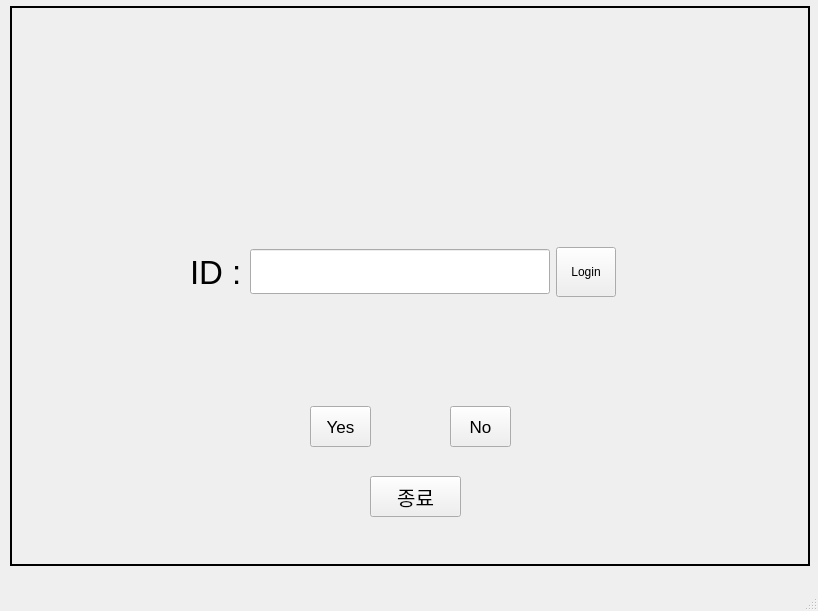
The window that MiniProject1/mainwindow.ui (Kim-Ye-Sung/MiniProject_RunningMachine) describes before a commit, drawn with Qt 5.
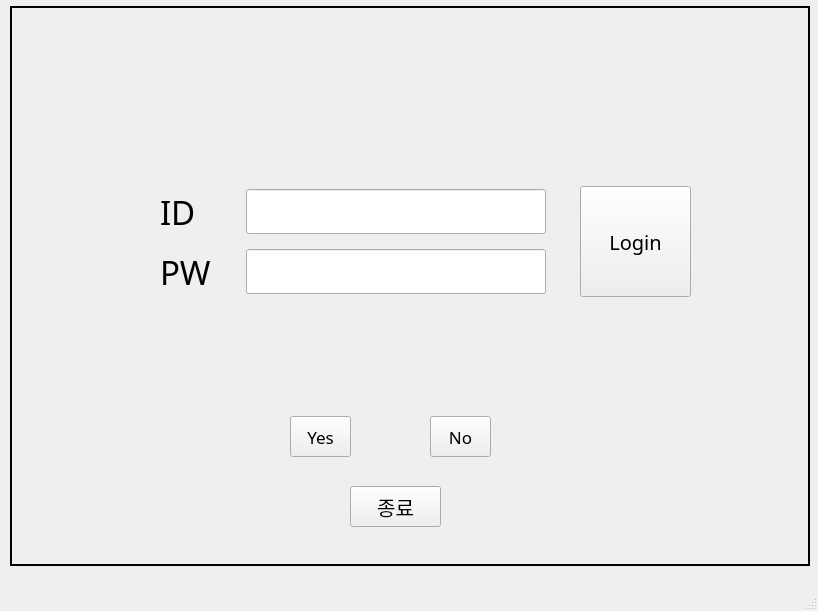
The same window after the commit. The open tabs and pages were chosen to show the change.

What changed in the file:
```diff
--- a/MiniProject1/mainwindow.ui
+++ b/MiniProject1/mainwindow.ui
@@ -54,8 +54,8 @@
       <widget class="QWidget" name="layoutWidget">
        <property name="geometry">
         <rect>
-         <x>180</x>
-         <y>240</y>
+         <x>130</x>
+         <y>180</y>
          <width>426</width>
          <height>52</height>
         </rect>
@@ -77,11 +77,12 @@
           </property>
           <property name="font">
            <font>
+            <family>한컴 울주 반구대 암각화체</family>
             <pointsize>25</pointsize>
            </font>
           </property>
           <property name="text">
-           <string>ID :</string>
+           <string>ID   :</string>
           </property>
          </widget>
         </item>
@@ -109,38 +110,20 @@
           </property>
          </widget>
         </item>
-        <item>
-         <widget class="QPushButton" name="LoginButton">
-          <property name="minimumSize">
-           <size>
-            <width>0</width>
-            <height>50</height>
-           </size>
-          </property>
-          <property name="maximumSize">
-           <size>
-            <width>60</width>
-            <height>16777215</height>
-           </size>
-          </property>
-          <property name="text">
-           <string>Login</string>
-          </property>
-         </widget>
-        </item>
        </layout>
       </widget>
       <widget class="QPushButton" name="ExitButton_LoginUI">
        <property name="geometry">
         <rect>
-         <x>360</x>
-         <y>470</y>
+         <x>340</x>
+         <y>480</y>
          <width>91</width>
          <height>41</height>
         </rect>
        </property>
        <property name="font">
         <font>
+         <family>휴먼편지체</family>
          <pointsize>15</pointsize>
         </font>
        </property>
@@ -151,14 +134,15 @@
       <widget class="QPushButton" name="LoginNoButton">
        <property name="geometry">
         <rect>
-         <x>440</x>
-         <y>400</y>
+         <x>420</x>
+         <y>410</y>
          <width>61</width>
          <height>41</height>
         </rect>
        </property>
        <property name="font">
         <font>
+         <family>휴먼편지체</family>
          <pointsize>13</pointsize>
         </font>
        </property>
@@ -169,14 +153,15 @@
       <widget class="QPushButton" name="LoginYesButton">
        <property name="geometry">
         <rect>
-         <x>300</x>
-         <y>400</y>
+         <x>280</x>
+         <y>410</y>
          <width>61</width>
          <height>41</height>
         </rect>
        </property>
        <property name="font">
         <font>
+         <family>휴먼편지체</family>
          <pointsize>13</pointsize>
         </font>
        </property>
@@ -187,15 +172,15 @@
       <widget class="QLabel" name="WarningLabel">
        <property name="geometry">
         <rect>
-         <x>240</x>
-         <y>100</y>
-         <width>311</width>
+         <x>60</x>
+         <y>40</y>
+         <width>681</width>
          <height>131</height>
         </rect>
        </property>
        <property name="font">
         <font>
-         <pointsize>25</pointsize>
+         <pointsize>22</pointsize>
         </font>
        </property>
        <property name="styleSheet">
@@ -212,7 +197,7 @@
        <property name="geometry">
         <rect>
          <x>100</x>
-         <y>300</y>
+         <y>310</y>
          <width>611</width>
          <height>101</height>
         </rect>
@@ -229,6 +214,98 @@
         <set>Qt::AlignmentFlag::AlignCenter</set>
        </property>
       </widget>
+      <widget class="QWidget" name="layoutWidget_2">
+       <property name="geometry">
+        <rect>
+         <x>130</x>
+         <y>240</y>
+         <width>426</width>
+         <height>52</height>
+        </rect>
+       </property>
+       <layout class="QHBoxLayout" name="horizontalLayout_4">
+        <item>
+         <widget class="QLabel" name="LoginLabel_2">
+          <property name="minimumSize">
+           <size>
+            <width>0</width>
+            <height>50</height>
+           </size>
+          </property>
+          <property name="maximumSize">
+           <size>
+            <width>60</width>
+            <height>16777215</height>
+           </size>
+          </property>
+          <property name="font">
+           <font>
+            <family>한컴 울주 반구대 암각화체</family>
+            <pointsize>25</pointsize>
+           </font>
+          </property>
+          <property name="text">
+           <string>PW :</string>
+          </property>
+         </widget>
+        </item>
+        <item>
+         <widget class="QLineEdit" name="PWLineEditor">
+          <property name="minimumSize">
+           <size>
+            <width>300</width>
+            <height>0</height>
+           </size>
+          </property>
+          <property name="maximumSize">
+           <size>
+            <width>300</width>
+            <height>16777215</height>
+           </size>
+          </property>
+          <property name="font">
+           <font>
+            <pointsize>25</pointsize>
+           </font>
+          </property>
+          <property name="mouseTracking">
+           <bool>true</bool>
+          </property>
+         </widget>
+        </item>
+       </layout>
+      </widget>
+      <widget class="QPushButton" name="LoginButton">
+       <property name="geometry">
+        <rect>
+         <x>570</x>
+         <y>180</y>
+         <width>111</width>
+         <height>111</height>
+        </rect>
+       </property>
+       <property name="minimumSize">
+        <size>
+         <width>0</width>
+         <height>50</height>
+        </size>
+       </property>
+       <property name="maximumSize">
+        <size>
+         <width>111</width>
+         <height>16777215</height>
+        </size>
+       </property>
+       <property name="font">
+        <font>
+         <family>한컴 울주 반구대 암각화체</family>
+         <pointsize>15</pointsize>
+        </font>
+       </property>
+       <property name="text">
+        <string>Login</string>
+       </property>
+      </widget>
      </widget>
     </widget>
     <widget class="QWidget" name="Record_UI">
```
Left out of the diff: 79 changed lines with no effect on the pictures.
